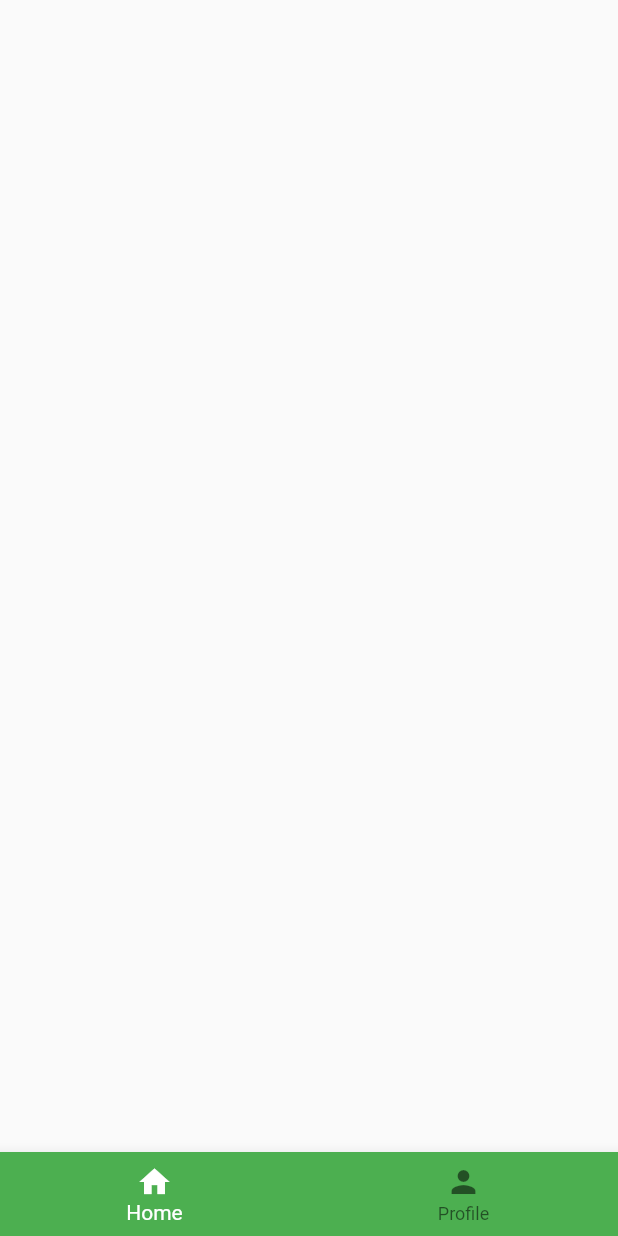
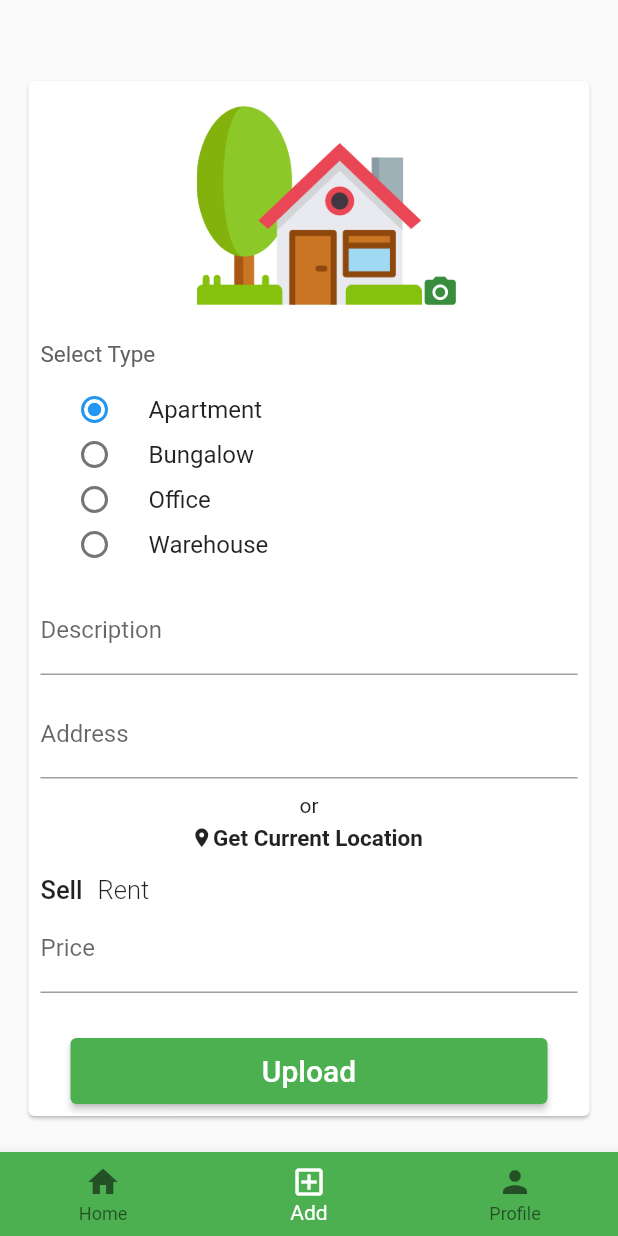
Before and after one commit to xBlue-FlamEz007/Dynasty, a Flutter app: the screen it shows once a user with an empty profile is signed in, on a phone screen of 412 x 824 dp. Run offline on Flutter 3.47's test engine with Material 2 defaults, Android fonts, the phone set to English and light mode, and no system bars; our stand-ins replace cloud_firestore, firebase_auth, firebase_core, firebase_storage, flutter_spinkit, geolocator and 2 more; missing offline and left inert: geocoder; accounts and stored records are empty.

Commit message:
Property added

```diff
--- /dev/null
+++ b/dynasty/lib/app/add_property.dart
@@ -0,0 +1,333 @@
+import 'dart:io';
+import 'package:dynasty/common_widgets/custom_text_form_field.dart';
+import 'package:dynasty/common_widgets/form_submit_button.dart';
+import 'package:dynasty/common_widgets/loading.dart';
+import 'package:dynasty/common_widgets/platform_alert_dialog.dart';
+import 'package:dynasty/common_widgets/radio_button.dart';
+import 'package:dynasty/services/auth.dart';
+import 'package:dynasty/services/database.dart';
+import 'package:dynasty/services/validation.dart';
+import 'package:flutter/material.dart';
+import 'package:geocoder/geocoder.dart';
+import 'package:geolocator/geolocator.dart';
+import 'package:image_picker/image_picker.dart';
+import 'package:provider/provider.dart';
+
+enum AddPostFormType { sell, rent }
+
+class AddPost extends StatefulWidget {
+  @override
+  _AddPostState createState() => _AddPostState();
+}
+
+class _AddPostState extends State<AddPost> {
+
+  final _formKey = GlobalKey<FormState>();
+  final TextEditingController _descriptionController = TextEditingController();
+  final TextEditingController _addressController = TextEditingController();
+  final TextEditingController _priceController = TextEditingController();
+  Validator _validator = Validator();
+  Radiobutton _radioButton = Radiobutton();
+  final ImagePicker _picker = ImagePicker();
+  PickedFile _imagePickedFile;
+  File _imageFile;
+  bool _isLoading = false;
+
+  String get _description => _descriptionController.text;
+  String get _address => _addressController.text;
+  String get _price => _priceController.text;
+  String get _radioValue => _radioButton.radioItem;
+  AddPostFormType _formType = AddPostFormType.sell;
+
+  void _submit() async {
+    final isValid = _formKey.currentState.validate();
+    if (!isValid) {
+      return;
+    }
+    _formKey.currentState.save();
+
+    try {
+      final auth = Provider.of<AuthBase>(context, listen: false);
+      final _userID = auth.currentUserID();
+      final _propertyType = _radioButton.radioItem;
+      final _dealType = _formType == AddPostFormType.sell ? 'Sell' : 'Rent';
+      setState(() => _isLoading = true);
+      await DatabaseService(uid: _userID).setPropertyData(_imageFile, _propertyType, _description,
+          _address, _dealType, _price);
+      PlatformAlertDialog(
+        title: 'Property Uploaded',
+        content: 'Your property has been uploaded',
+        defaultActionText: 'OK',
+      ).show(context);
+      setState(() => _isLoading = false);
+      //Navigator.of(context).pop();
+    }  catch (e) {
+      setState(() => _isLoading = false);
+      PlatformAlertDialog(
+        title: 'Sign in failed',
+        content: e.message,
+        defaultActionText: 'OK',
+      ).show(context);
+    }
+  }
+
+  Widget _propertyPicField() {
+
+    double paddingFromLeft = _imageFile == null ? 225 : 210;
+    double paddingFromTop = _imageFile == null ? 120 : 130;
+
+    return Center(
+      child: Stack(
+        children: <Widget>[
+          Container(
+            height: 150.0,
+            width: 300.0,
+            child: ClipRRect(
+              borderRadius: BorderRadius.all(Radius.circular(10.0)),
+              child: _imageFile == null ?
+              Image.asset('assets/images/property_icon.png') : Image.asset(_imageFile.path),
+            ),
+          ),
+          Padding(
+            padding: EdgeInsets.fromLTRB(paddingFromLeft, paddingFromTop, 0.0, 0.0),
+            child: InkWell(
+              child: Icon(
+                Icons.camera_alt,
+                color: Colors.green[700],
+                size: 25.0,
+              ),
+              onTap: () {
+                showModalBottomSheet(
+                    context: context,
+                    builder: ((builder) => _bottomSheet())
+                );
+              },
+            ),
+          ),
+        ],
+      ),
+    );
+  }
+
+  Widget _bottomSheet() {
+    return Container(
+      height: 100.0,
+      width: MediaQuery.of(context).size.width,
+      margin: EdgeInsets.symmetric(
+        horizontal: 20.0,
+        vertical: 20.0,
+      ),
+      child: Column(
+        children: <Widget>[
+          Text(
+            'Upload Property Image',
+            style: TextStyle(
+              fontSize: 20.0,
+            ),
+          ),
+          SizedBox(height: 20.0,),
+          Row(
+            mainAxisAlignment: MainAxisAlignment.center,
+            children: <Widget>[
+              FlatButton.icon(
+                icon: Icon(
+                  Icons.camera,
+                  color: Colors.green[800],
+                ),
+                onPressed: () {
+                  _takePic(ImageSource.camera);
+                },
+                label: Text('Camera'),
+              ),
+              FlatButton.icon(
+                icon: Icon(
+                  Icons.image,
+                  color: Colors.green[800],
+                ),
+                onPressed: () {
+                  _takePic(ImageSource.gallery);
+                },
+                label: Text('Gallery'),
+              ),
+            ],
+          )
+        ],
+      ),
+    );
+  }
+
+  void _takePic(ImageSource source) async {
+    final pickedFile = await _picker.getImage(
+      source: source,
+    );
+    setState(() {
+      _imagePickedFile = pickedFile;
+      _imageFile = File(_imagePickedFile.path);
+    });
+  }
+
+  void _toggleFormType() {
+    setState(() {
+      _formType = _formType == AddPostFormType.sell ?
+      AddPostFormType.rent : AddPostFormType.sell;
+      _priceController.clear();
+    });
+  }
+
+  void _getCurrentLocation() async {
+    var position = await Geolocator().getCurrentPosition(desiredAccuracy: LocationAccuracy.best);
+    var lastPosition = await Geolocator().getLastKnownPosition();
+    print(lastPosition);
+    print(position.latitude);
+    print(position.longitude);
+    final coordinates = new Coordinates(position.latitude, position.longitude);
+    final addresses = await Geocoder.local.findAddressesFromCoordinates(coordinates);
+    final first = addresses.first;
+    print("${first.featureName} : ${first.addressLine}");
+    setState(() {
+      _addressController.text = first.addressLine;
+    });
+    print(_addressController.text);
+    print(_radioValue);
+    print(_price);
+  }
+
+  CustomTextFormField _buildDescriptionTextField() {
+    return CustomTextFormField(
+      controller: _descriptionController,
+      labelText: 'Description',
+      validator: (val) =>_validator.checkEmpty(val, 'Description'),
+    );
+  }
+
+  CustomTextFormField _buildAddressTextField() {
+    return CustomTextFormField(
+      controller: _addressController,
+      labelText: 'Address',
+      validator:  (val) =>_validator.checkEmpty(val, 'Address'),
+    );
+  }
+
+  dynamic _buildLocation () {
+    return GestureDetector(
+      child: Stack(
+        children: <Widget>[
+          Padding(
+            padding: EdgeInsets.fromLTRB(100.0, 6.0, 0.0, 0.0),
+            child: Icon(
+              Icons.location_on,
+              size: 15.0,
+            ),
+          ),
+          Padding(
+              padding: EdgeInsets.fromLTRB(115.0, 5.0, 0.0, 0.0),
+              child: Text(
+                'Get Current Location',
+                style: TextStyle(
+                  fontSize: 15.0,
+                  fontWeight: FontWeight.bold,
+                ),
+              )
+          ),
+        ],
+      ),
+      onTap: _getCurrentLocation,
+    );
+  }
+
+  TextFormField _buildPriceTextField(priceLabelText) {
+    return TextFormField(
+        controller: _priceController,
+        keyboardType: TextInputType.number,
+        decoration: InputDecoration(
+          labelText: priceLabelText,
+        ),
+      validator: _validator.numberValidator,
+    );
+  }
+
+  List<Widget> _buildChildren() {
+    final sellTextWeight = _formType == AddPostFormType.sell ?
+    FontWeight.w500 : FontWeight.w300;
+    final rentTextWeight = _formType == AddPostFormType.rent ?
+    FontWeight.w500 : FontWeight.w300;
+    final priceLabelText = _formType == AddPostFormType.sell ?
+    'Price' : 'Price(per month)';
+    return [
+      _propertyPicField(),
+      SizedBox(height: 15.0,),
+      Text(
+        'Select Type',
+        style: TextStyle(
+          color: Colors.grey[700],
+          fontSize: 15.0,
+        ),
+      ),
+      _radioButton,
+      _buildDescriptionTextField(),
+      SizedBox(height: 10.0,),
+      _buildAddressTextField(),
+      SizedBox(height: 10,),
+      Center(child: Text('or')),
+      _buildLocation(),
+      SizedBox(height: 15.0,),
+      Row(
+        children: <Widget>[
+          GestureDetector(
+            child: Text(
+              'Sell',
+              style: TextStyle(
+                fontSize: 17.0,
+                fontWeight: sellTextWeight
+              ),
+            ),
+            onTap: _toggleFormType,
+          ),
+          SizedBox(width: 10.0,),
+          GestureDetector(
+            child: Text(
+              'Rent',
+              style: TextStyle(
+                fontSize: 17.0,
+                fontWeight: rentTextWeight,
+              ),
+            ),
+            onTap: _toggleFormType,
+          ),
+        ],
+      ),
+      _buildPriceTextField(priceLabelText),
+      SizedBox(height: 30.0,),
+      FormSubmitButton(
+        text: 'Upload',
+        onPressed: _submit,
+      ),
+    ];
+  }
+
+  @override
+  Widget build(BuildContext context) {
+    return  _isLoading ? Loading() : Scaffold(
+      body: Padding(
+        padding: EdgeInsets.fromLTRB(15.0, 50.0, 15.0, 0.0),
+        child: SingleChildScrollView(
+          child: Card(
+            child: Padding(
+              padding: EdgeInsets.all(8.0),
+              child: Form(
+                key: _formKey,
+                child: SingleChildScrollView(
+                  child: Column(
+                    crossAxisAlignment: CrossAxisAlignment.stretch,
+                    mainAxisSize: MainAxisSize.min,
+                    children: _buildChildren(),
+                  ),
+                ),
+              ),
+            ),
+          ),
+        )
+      ),
+    );
+  }
+}
--- a/dynasty/lib/app/navigation_bar.dart
+++ b/dynasty/lib/app/navigation_bar.dart
@@ -1,3 +1,4 @@
+import 'package:dynasty/app/add_property.dart';
 import 'package:dynasty/app/home_page.dart';
 import 'package:dynasty/app/profile_page.dart';
 import 'package:dynasty/services/database.dart';
@@ -11,9 +12,10 @@ class NavigationBar extends StatefulWidget {
 
 class _NavigationBarState extends State<NavigationBar> {
   List<BottomNavigationBarItem> _items;
-  int _index = 0;
+  int _index = 1;
   final _pageOptions = [
     HomePage(),
+    AddPost(),
     ProfilePage(),
   ];
 
@@ -22,6 +24,8 @@ class _NavigationBarState extends State<NavigationBar> {
     _items = List();
     _items.add(BottomNavigationBarItem(
         icon: Icon(Icons.home), label: 'Home',));
+    _items.add(BottomNavigationBarItem(
+      icon: Icon(Icons.add_box_outlined), label: 'Add',));
     _items.add(BottomNavigationBarItem(
       icon: Icon(Icons.person), label: 'Profile',));
   }
--- /dev/null
+++ b/dynasty/lib/common_widgets/radio_button.dart
@@ -0,0 +1,69 @@
+import 'package:flutter/material.dart';
+
+class Radiobutton extends StatefulWidget {
+  Radiobutton({this.radioItem : 'Apartment'});
+
+  String radioItem;
+
+  @override
+  RadioButtonWidget createState() => RadioButtonWidget();
+}
+
+class RadioButtonWidget extends State<Radiobutton> {
+
+  Widget build(BuildContext context) {
+    return Stack(
+      children: <Widget>[
+        RadioListTile(
+          groupValue: widget.radioItem,
+          title: Text('Apartment'),
+          value: 'Apartment',
+          onChanged: (val) {
+            setState(() {
+              widget.radioItem = val;
+            });
+          },
+        ),
+        Padding(
+          padding: EdgeInsets.only(top : 30.0),
+          child: RadioListTile(
+            groupValue: widget.radioItem,
+            title: Text('Bungalow'),
+            value: 'Bungalow',
+            onChanged: (val) {
+              setState(() {
+                widget.radioItem = val;
+              });
+            },
+          ),
+        ),
+        Padding(
+          padding: const EdgeInsets.only(top : 60.0),
+          child: RadioListTile(
+            groupValue: widget.radioItem,
+            title: Text('Office'),
+            value: 'Office',
+            onChanged: (val) {
+              setState(() {
+                widget.radioItem = val;
+              });
+            },
+          ),
+        ),
+        Padding(
+          padding: EdgeInsets.only(top : 90.0),
+          child: RadioListTile(
+            groupValue: widget.radioItem,
+            title: Text('Warehouse'),
+            value: 'Warehouse',
+            onChanged: (val) {
+              setState(() {
+                widget.radioItem = val;
+              });
+            },
+          ),
+        ),
+      ],
+    );
+  }
+}
--- a/dynasty/lib/services/database.dart
+++ b/dynasty/lib/services/database.dart
@@ -10,7 +10,9 @@ class DatabaseService {
 
   final FirebaseFirestore firestore = FirebaseFirestore.instance;
   final CollectionReference userCollection = FirebaseFirestore.instance.collection("users");
+  final CollectionReference propertyCollection = FirebaseFirestore.instance.collection("properties");
 
+  //USERS
   Future setUserData(String firstName, String lastName, String email, File image) async {
     String imageFileName;
     if (image == null) {
@@ -75,4 +77,28 @@ class DatabaseService {
         .map(_userDataFromSnapshot);
   }
 
+  //Properties
+  Future setPropertyData(File image, String propertyType, String description, String address,
+      String dealType, String price) async {
+    String imageFileName;
+    if (image == null) {
+      imageFileName = 'default';
+    } else {
+      imageFileName = basename(image.path);
+      final firebaseStorage = FirebaseStorage.instance.ref().child(imageFileName);
+      final uploadTask = firebaseStorage.putFile(image);
+      var imageUrl = await (await uploadTask).ref.getDownloadURL();
+      imageFileName = imageUrl.toString();
+      print(imageFileName);
+    }
+    await propertyCollection.add({
+      'property pic' : imageFileName,
+      'property type': propertyType,
+      'description': description,
+      'address': address,
+      'deal type' : dealType,
+      'price' : price,
+      'user id' : uid
+      });
+  }
 }
--- a/dynasty/pubspec.yaml
+++ b/dynasty/pubspec.yaml
@@ -37,6 +37,8 @@ dependencies:
   cloud_firestore: ^0.16.0
   image_picker: ^0.6.7+22
   firebase_storage: ^7.0.0
+  geolocator: ^5.1.5
+  geocoder: ^0.2.1
 
 
 dev_dependencies:
@@ -62,6 +64,7 @@ flutter:
     - assets/images/google.png
     - assets/images/applogo.png
     - assets/images/default_profilepic.png
+    - assets/images/property_icon.png
 
   # An image asset can refer to one or more resolution-specific "variants", see
   # https://flutter.dev/assets-and-images/#resolution-aware.
```
Also changed, not shown: dynasty/lib/services/validation.dart (+14 -0 lines), dynasty/assets/images/property_icon.png (added), dynasty/pubspec.lock, 1 other file.
